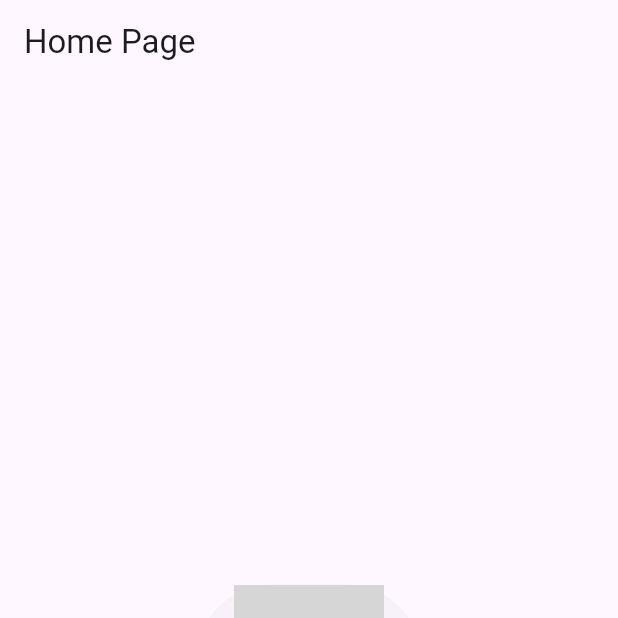
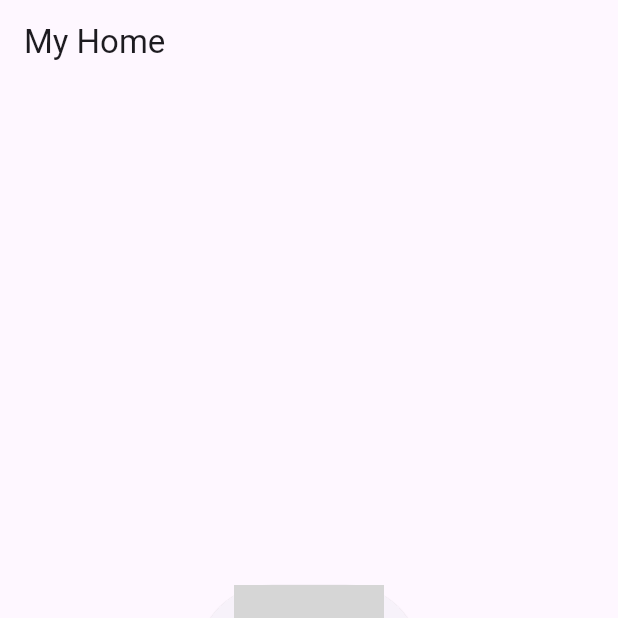
Before and after one commit to henryaAlvaro/2211102441161_Henri_Tugas_ke4, a Flutter app: the screen it shows after launch, on a phone screen of 412 x 824 dp, the top half of it. Run offline on Flutter 3.47's test engine with Material 3 defaults, Android fonts, the phone set to English and light mode, and no system bars; grey boxes are pictures that could not be loaded.

Commit message:
first commit

```diff
--- a/lib/ui/detail.dart
+++ b/lib/ui/detail.dart
@@ -8,7 +8,7 @@ class Detail extends StatelessWidget {
   Widget build(BuildContext context) {
     return Scaffold(
       appBar: AppBar(
-        title: const Text('Detail Page'),
+        title: const Text(' Page 1'),
       ),
       body: Center(
         child: ElevatedButton(
--- a/lib/ui/home.dart
+++ b/lib/ui/home.dart
@@ -8,7 +8,7 @@ class Home extends StatelessWidget {
   Widget build(BuildContext context) {
     return Scaffold(
       appBar: AppBar(
-        title: const Text('Home Page'),
+        title: const Text('My Home'),
       ),
       body: Center(
         child: ElevatedButton(
```
